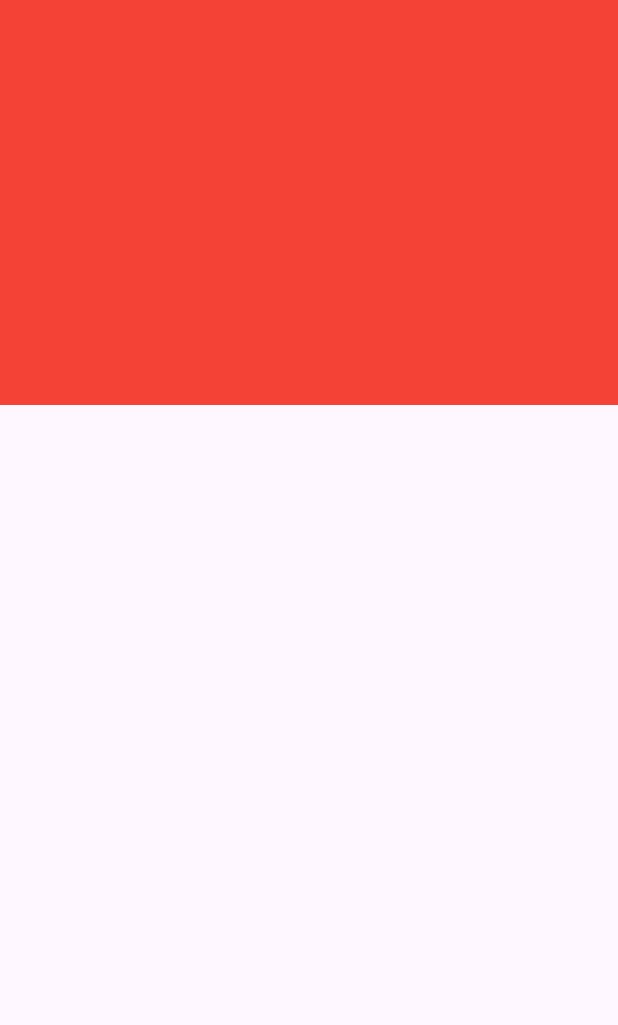
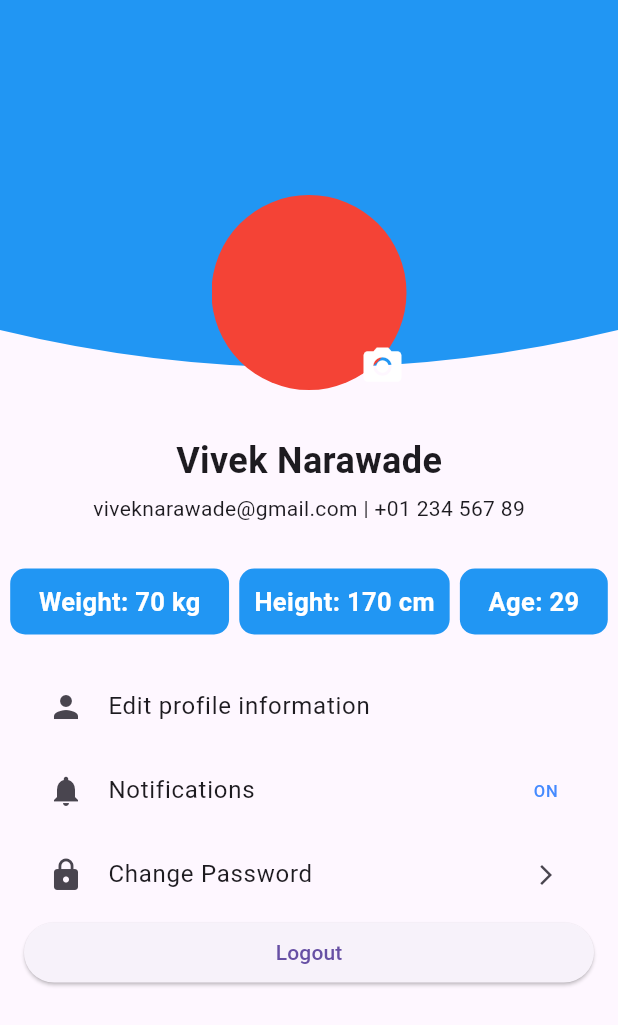
Before and after one commit to viveknarawade/FitnessApp, a Flutter app: the screen it shows after launch, item 3 of the bottom bar chosen, on a phone screen of 412 x 824 dp. Shown: the top 1025 px of the screen. Run offline on Flutter 3.47's test engine with Material 3 defaults, Android fonts, the phone set to English and light mode, and no system bars; our stand-ins replace fl_chart, flutter_svg, google_fonts; missing offline and left inert: simple_animation_progress_bar; statements that could not run were skipped.

Commit message:
profile ui  Completed

```diff
--- a/FitLife/lib/Dashboard/profile_ui.dart
+++ b/FitLife/lib/Dashboard/profile_ui.dart
@@ -1,20 +1,163 @@
 import 'package:flutter/material.dart';
 
 class ProfileUi extends StatefulWidget {
+  @override
   State createState() => _ProfileUiState();
 }
 
-class _ProfileUiState extends State {
-  Widget build(context) {
+class _ProfileUiState extends State<ProfileUi> {
+  @override
+  Widget build(BuildContext context) {
     return Scaffold(
-      body: Stack(
+      body: Column(
         children: [
+          Stack(
+            children: [
+              // Background with custom clip
               ClipPath(
                 clipper: ContainerClipper(),
                 child: Container(
                   width: MediaQuery.of(context).size.width,
                   height: 270,
+                  color: Colors.blue,
+                ),
+              ),
+              // Profile picture and camera icon
+              Positioned(
+                top: 130,
+                left: MediaQuery.of(context).size.width / 2 - 65,
+                child: Stack(
+                  children: [
+                    Container(
+                      height: 130,
+                      width: 130,
+                      decoration: BoxDecoration(
+                        shape: BoxShape.circle,
                         color: Colors.red,
+                      ),
+                    ),
+                    Positioned(
+                      left: 90,
+                      top: 90,
+                      child: IconButton(
+                        onPressed: () {},
+                        icon: Icon(
+                          Icons.camera_alt,
+                          size: 30,
+                          color: Colors.white,
+                        ),
+                      ),
+                    ),
+                  ],
+                ),
+              ),
+            ],
+          ),
+          SizedBox(height: 20),
+          // Name and contact information
+          const Text(
+            "Vivek Narawade",
+            style: TextStyle(
+              fontSize: 24,
+              fontWeight: FontWeight.bold,
+            ),
+          ),
+          const SizedBox(height: 5),
+          Text(
+            "viveknarawade@gmail.com | +01 234 567 89",
+            style: TextStyle(
+              fontSize: 14,
+            ),
+          ),
+          SizedBox(height: 30),
+
+          // Weight, height, age
+          Row(
+            mainAxisAlignment: MainAxisAlignment.spaceEvenly,
+            children: [
+              Container(
+                padding: EdgeInsets.symmetric(horizontal: 19, vertical: 10),
+                decoration: BoxDecoration(
+                  color: Colors.blue,
+                  borderRadius: BorderRadius.circular(10),
+                ),
+                child: Text(
+                  "Weight: 70 kg",
+                  style: TextStyle(
+                    fontSize: 17,
+                    fontWeight: FontWeight.w700,
+                    color: Colors.white,
+                  ),
+                ),
+              ),
+              Container(
+                padding: EdgeInsets.symmetric(horizontal: 10, vertical: 10),
+                decoration: BoxDecoration(
+                  color: Colors.blue,
+                  borderRadius: BorderRadius.circular(10),
+                ),
+                child: Text(
+                  "Height: 170 cm",
+                  style: TextStyle(
+                    fontSize: 17,
+                    fontWeight: FontWeight.w700,
+                    color: Colors.white,
+                  ),
+                ),
+              ),
+              Container(
+                padding: EdgeInsets.symmetric(horizontal: 19, vertical: 10),
+                decoration: BoxDecoration(
+                  color: Colors.blue,
+                  borderRadius: BorderRadius.circular(10),
+                ),
+                child: Text(
+                  "Age: 29",
+                  style: TextStyle(
+                    fontSize: 17,
+                    fontWeight: FontWeight.w700,
+                    color: Colors.white,
+                  ),
+                ),
+              ),
+            ],
+          ),
+
+          SizedBox(height: 20),
+          // Profile options
+          Expanded(
+            child: ListView(
+              padding: EdgeInsets.symmetric(horizontal: 16),
+              children: [
+                ProfileOption(
+                  icon: Icons.person,
+                  title: "Edit profile information",
+                ),
+                ProfileOption(
+                  icon: Icons.notifications,
+                  title: "Notifications",
+                  trailing: Text(
+                    "ON",
+                    style: TextStyle(color: Colors.blueAccent),
+                  ),
+                ),
+                ProfileOption(
+                  icon: Icons.lock,
+                  title: "Change Password",
+                  trailing: Icon(
+                    Icons.arrow_forward_ios,
+                    size: 16,
+                  ),
+                  onTap: () {
+                    // Handle "Change Password" tap
+                    // For example, navigate to a password change screen
+                  },
+                ),
+                ElevatedButton(
+                  onPressed: () {},
+                  child: Text("Logout"),
+                ),
+              ],
             ),
           ),
         ],
@@ -23,17 +166,49 @@ class _ProfileUiState extends State {
   }
 }
 
-class  ContainerClipper  extends CustomClipper<Path> {
-  getClip(Size size) {
+class ProfileOption extends StatelessWidget {
+  final IconData icon;
+  final String title;
+  final Widget? trailing;
+  final VoidCallback? onTap;
+
+  ProfileOption({required this.icon, required this.title, this.trailing, this.onTap});
+
+  @override
+  Widget build(BuildContext context) {
+    return ListTile(
+      leading: Icon(
+        icon,
+      ),
+      title: Text(
+        title,
+        style: TextStyle(fontSize: 16),
+      ),
+      trailing: trailing,
+      onTap: onTap,
+    );
+  }
+}
+
+// Custom clipper for background design
+class ContainerClipper extends CustomClipper<Path> {
+  @override
+  Path getClip(Size size) {
     Path path = Path();
-    path.lineTo(0,0);
-    path.lineTo(0,size.height);
-    path.lineTo(size.width,size.height);
-    path.lineTo(size.width,0);
+    path.lineTo(0, size.height - 50);
+    path.quadraticBezierTo(
+      size.width / 2,
+      size.height,
+      size.width,
+      size.height - 50,
+    );
+    path.lineTo(size.width, 0);
+    path.close();
     return path;
   }
 
-  bool shouldReclip(CustomClipper oldClipper) {
-    return true;
+  @override
+  bool shouldReclip(CustomClipper<Path> oldClipper) {
+    return false;
   }
 }
--- a/FitLife/lib/main.dart
+++ b/FitLife/lib/main.dart
@@ -1,4 +1,5 @@
 import 'package:fitness_app/Dashboard/home_ui.dart';
+import 'package:fitness_app/Dashboard/profile_ui.dart';
 import 'package:fitness_app/Meal_Planner/mealCategory.dart';
 import 'package:fitness_app/Meal_Planner/mealHome.dart';
 import 'package:fitness_app/workout/workoutLineChart.dart';
```
Lines whose indentation alone changed are shown as unchanged.
